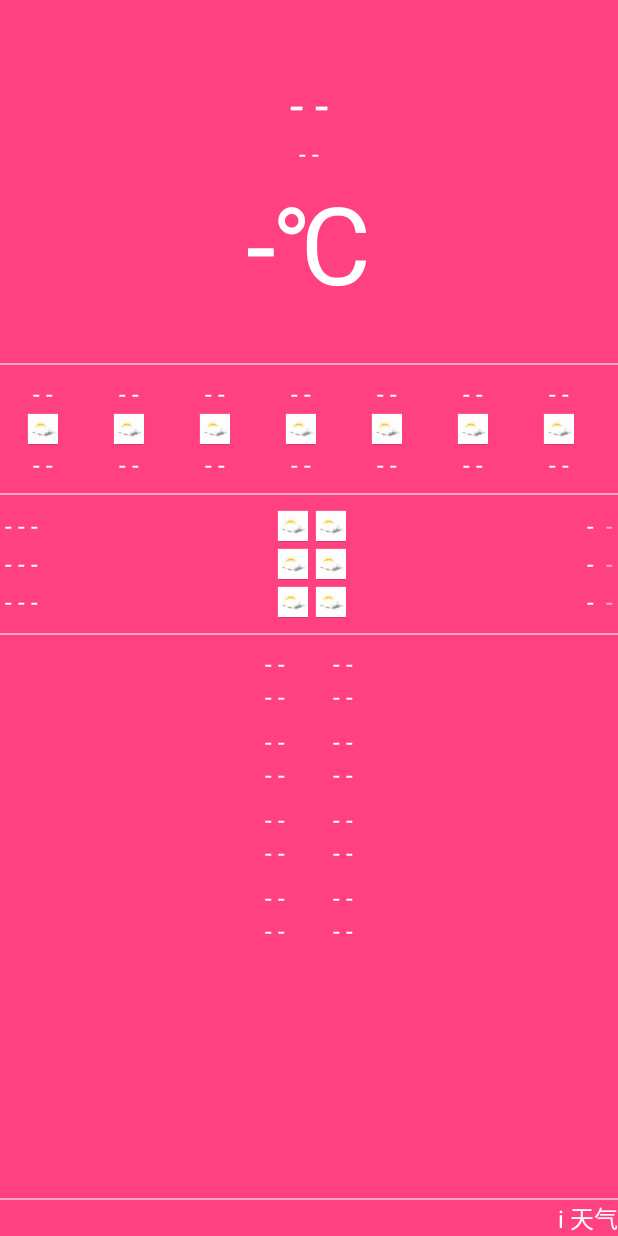
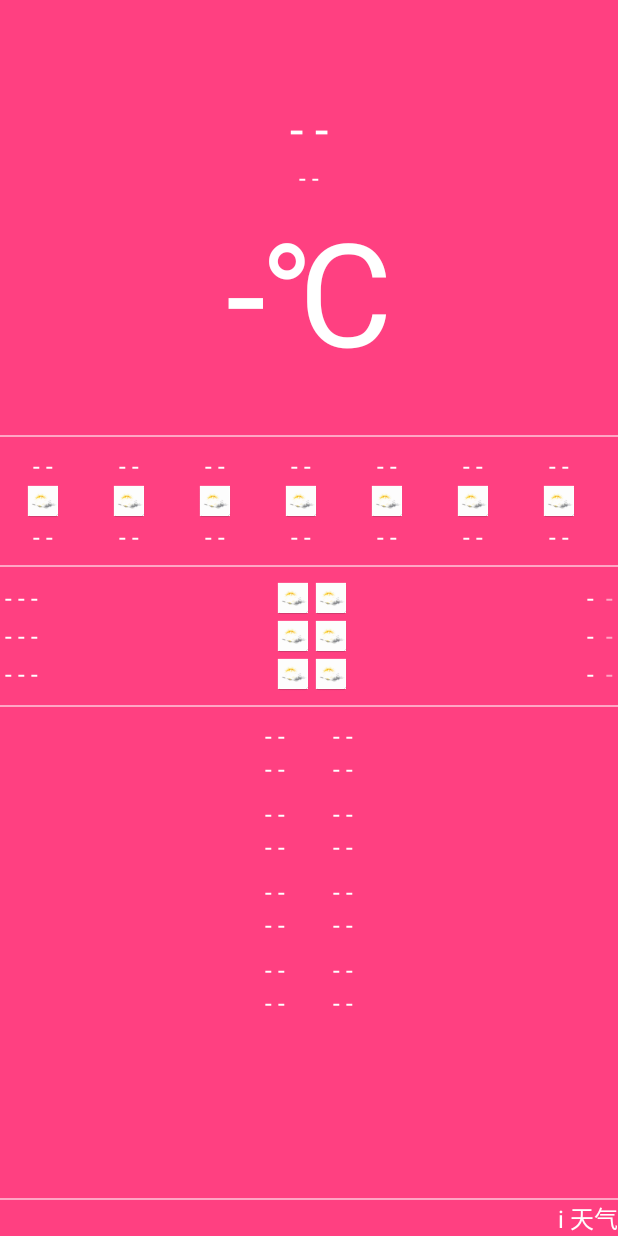
Before and after one commit to ZhaoYidong/YicoWeather, an Android app: the screen it shows after launch (MainActivity), on a phone screen of 412 x 824 dp. Run offline under Robolectric (Android 15) with nearby library versions, the phone set to English and light mode, and no system bars; libraries missing offline, so code that uses them is left out: com.orhanobut.logger; 2 statements that could not run were skipped.

Commit message:
更新as2.3

```diff
--- a/app/src/main/java/com/yico/weather/MainActivity.java
+++ b/app/src/main/java/com/yico/weather/MainActivity.java
@@ -2,7 +2,7 @@ package com.yico.weather;
 
 import android.os.Bundle;
 import android.os.Handler;
-import android.support.v4.widget.SwipeRefreshLayout;
+import android.support.v4.widget.SwipeRefreshLayout.OnRefreshListener;
 import android.support.v7.widget.LinearLayoutManager;
 import android.support.v7.widget.RecyclerView;
 import android.widget.TextView;
@@ -25,10 +25,9 @@ import retrofit2.Callback;
 import retrofit2.Response;
 import retrofit2.Retrofit;
 
-public class MainActivity extends BaseActivity implements SwipeRefreshLayout.OnRefreshListener {
+public class MainActivity extends BaseActivity {
 
     private static final String TAG = "MainActivity";
-
 
     private MySwipeRefreshLayout swipeLayout;
 
@@ -66,8 +65,11 @@ public class MainActivity extends BaseActivity implements SwipeRefreshLayout.OnR
     }
 
     protected void initView() {
+        //设置下拉刷新
         swipeLayout = mFindViewById(R.id.swipe_layout);
-        swipeLayout.setOnRefreshListener(this);
+        swipeLayout.setColorSchemeResources(android.R.color.holo_green_light, android.R.color.holo_blue_bright,
+                android.R.color.holo_orange_light, android.R.color.holo_red_light);
+        swipeLayout.setOnRefreshListener(mOnRefreshListener);
 
         tvCity = mFindViewById(R.id.tv_city);
         tvCond = mFindViewById(R.id.tv_cond);
@@ -181,11 +183,6 @@ public class MainActivity extends BaseActivity implements SwipeRefreshLayout.OnR
         imwiVis.setValue(bean.getVis() + "千米");
     }
 
-    @Override
-    public void onRefresh() {
-        mHandler.sendEmptyMessageDelayed(REFRESH_COMPLETE, 2000);
-    }
-
     private static final int REFRESH_COMPLETE = 1024;
 
     private Handler mHandler = new Handler() {
@@ -201,5 +198,12 @@ public class MainActivity extends BaseActivity implements SwipeRefreshLayout.OnR
         }
     };
 
+    OnRefreshListener mOnRefreshListener = new OnRefreshListener() {
+        @Override
+        public void onRefresh() {
+            mHandler.sendEmptyMessageDelayed(REFRESH_COMPLETE, 0);
+        }
+    };
+
 
 }
--- a/app/src/main/res/layout/activity_main.xml
+++ b/app/src/main/res/layout/activity_main.xml
@@ -1,5 +1,4 @@
 <?xml version="1.0" encoding="utf-8"?>
-
 <com.yico.weather.view.MySwipeRefreshLayout
     xmlns:android="http://schemas.android.com/apk/res/android"
     xmlns:tools="http://schemas.android.com/tools"
@@ -14,7 +13,6 @@
         android:layout_height="match_parent"
         android:background="@color/colorAccent"
         android:orientation="vertical">
-
 
         <include layout="@layout/header_weather_now"/>
 
@@ -67,6 +65,6 @@
 
         <include layout="@layout/footer_tools"/>
 
+    </LinearLayout>
 
-    </LinearLayout>
 </com.yico.weather.view.MySwipeRefreshLayout>
--- a/app/src/main/res/layout/header_weather_now.xml
+++ b/app/src/main/res/layout/header_weather_now.xml
@@ -4,7 +4,7 @@
     android:layout_width="match_parent"
     android:layout_height="wrap_content"
     android:layout_alignParentTop="true"
-    android:layout_marginTop="@dimen/layout_margin_triple"
+    android:layout_marginTop="@dimen/layout_margin_quadruple"
     android:orientation="vertical">
 
     <TextView
--- a/app/src/main/res/values/dimens.xml
+++ b/app/src/main/res/values/dimens.xml
@@ -16,7 +16,7 @@
     <!--main head textSize start-->
     <dimen name="text_size_weather_head_city">32sp</dimen>
     <dimen name="text_size_weather_head_cond">16sp</dimen>
-    <dimen name="text_size_weather_head_tmp">72sp</dimen>
+    <dimen name="text_size_weather_head_tmp">96sp</dimen>
     <!--main head textSize end-->
 
 
--- a/build.gradle
+++ b/build.gradle
@@ -5,7 +5,7 @@ buildscript {
         jcenter()
     }
     dependencies {
-        classpath 'com.android.tools.build:gradle:2.2.3'
+        classpath 'com.android.tools.build:gradle:2.3.0'
 
         // NOTE: Do not place your application dependencies here; they belong
         // in the individual module build.gradle files
```
Also changed, not shown: app/src/main/java/com/yico/weather/adapter/DailyForecastAdapter.java (+6 -1 lines), gradle/wrapper/gradle-wrapper.properties.
